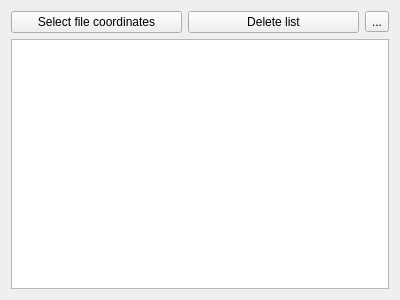
Qt form WidgetCoordinatesTP/widgetcoordinates.ui (tonilogar/ToolsPcot) before a commit.
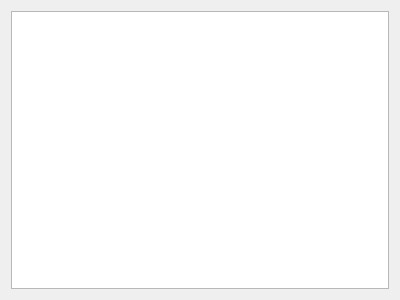
The same form after that commit.

Commit message: Funcionalidad basica del WidgetCoordinates

Patch:
```diff
--- a/WidgetCoordinatesTP/widgetcoordinates.ui
+++ b/WidgetCoordinatesTP/widgetcoordinates.ui
@@ -14,31 +14,6 @@
    <string>Form</string>
   </property>
   <layout class="QVBoxLayout" name="verticalLayout">
-   <item>
-    <layout class="QHBoxLayout" name="horizontalLayout">
-     <item>
-      <widget class="QPushButton" name="pushButton">
-       <property name="text">
-        <string>Select file coordinates</string>
-       </property>
-      </widget>
-     </item>
-     <item>
-      <widget class="QPushButton" name="pushButton_2">
-       <property name="text">
-        <string>Delete list</string>
-       </property>
-      </widget>
-     </item>
-     <item>
-      <widget class="QToolButton" name="toolButton">
-       <property name="text">
-        <string>...</string>
-       </property>
-      </widget>
-     </item>
-    </layout>
-   </item>
    <item>
     <widget class="QTableView" name="tableView"/>
    </item>
```
The commit also changes 8 other files.
